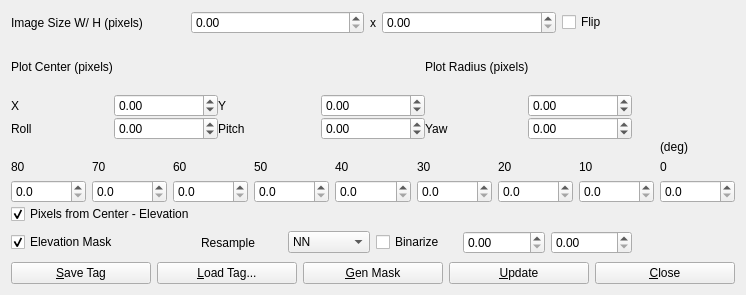
Above: app/qtapp/rtkplot_qt/skydlg.ui from lhuisman/myRTKLIB before the change. Below: the same form after it.
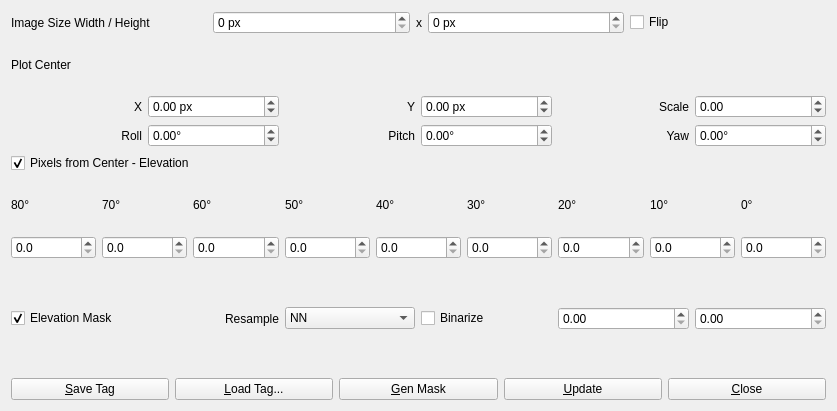
That is the form after the change.

Commit message:
Update RtkPlot-Qt
- move open and view dialog button to line edit and add new folder
symbol
- use common resource file (.qrc) for all application
- use common map view and pntdlg for rtkplot_qt

```diff
--- a/app/qtapp/rtkplot_qt/skydlg.ui
+++ b/app/qtapp/rtkplot_qt/skydlg.ui
@@ -6,8 +6,8 @@
    <rect>
     <x>0</x>
     <y>0</y>
-    <width>746</width>
-    <height>295</height>
+    <width>837</width>
+    <height>411</height>
    </rect>
   </property>
   <property name="windowTitle">
@@ -53,14 +53,20 @@
          <string/>
         </property>
         <property name="text">
-         <string>Image Size W/ H (pixels)</string>
+         <string>Image Size Width / Height</string>
         </property>
        </widget>
       </item>
       <item>
-       <widget class="QDoubleSpinBox" name="sBSkySize1">
+       <widget class="QSpinBox" name="sBSkySize1">
         <property name="toolTip">
-         <string/>
+         <string>Sky image width</string>
+        </property>
+        <property name="suffix">
+         <string> px</string>
+        </property>
+        <property name="maximum">
+         <number>1000000</number>
         </property>
        </widget>
       </item>
@@ -81,9 +87,15 @@
        </widget>
       </item>
       <item>
-       <widget class="QDoubleSpinBox" name="sBSkySize2">
+       <widget class="QSpinBox" name="sBSkySize2">
         <property name="toolTip">
-         <string/>
+         <string>Sky image height</string>
+        </property>
+        <property name="suffix">
+         <string> px</string>
+        </property>
+        <property name="maximum">
+         <number>1000000</number>
         </property>
        </widget>
       </item>
@@ -124,65 +136,9 @@
       <property name="bottomMargin">
        <number>0</number>
       </property>
-      <property name="spacing">
-       <number>0</number>
-      </property>
       <item row="2" column="0">
-       <widget class="QLabel" name="Label6">
-        <property name="toolTip">
-         <string/>
-        </property>
-        <property name="text">
-         <string>Roll</string>
-        </property>
-       </widget>
-      </item>
-      <item row="1" column="1">
-       <widget class="QDoubleSpinBox" name="sBSkyCenter1">
-        <property name="minimum">
-         <double>-1.000000000000000</double>
-        </property>
-        <property name="maximum">
-         <double>1.000000000000000</double>
-        </property>
-       </widget>
-      </item>
-      <item row="2" column="1">
-       <widget class="QDoubleSpinBox" name="sBSkyFOV1">
-        <property name="toolTip">
-         <string/>
-        </property>
-        <property name="minimum">
-         <double>-180.000000000000000</double>
-        </property>
-        <property name="maximum">
-         <double>180.000000000000000</double>
-        </property>
-       </widget>
-      </item>
-      <item row="1" column="0">
-       <widget class="QLabel" name="Label9">
-        <property name="toolTip">
-         <string/>
-        </property>
-        <property name="text">
-         <string>X</string>
-        </property>
-       </widget>
-      </item>
-      <item row="0" column="0" colspan="2">
-       <widget class="QLabel" name="Label7">
-        <property name="toolTip">
-         <string/>
-        </property>
-        <property name="text">
-         <string>Plot Center (pixels)</string>
-        </property>
-       </widget>
-      </item>
-      <item row="3" column="0" colspan="7">
-       <widget class="QWidget" name="widget_2" native="true">
-        <layout class="QGridLayout" name="gridLayout_2">
+       <widget class="QWidget" name="widget_5" native="true">
+        <layout class="QGridLayout" name="gridLayout_5">
          <property name="leftMargin">
           <number>0</number>
          </property>
@@ -195,23 +151,141 @@
          <property name="bottomMargin">
           <number>0</number>
          </property>
+         <item row="1" column="1">
+          <widget class="QLabel" name="Label12">
+           <property name="toolTip">
+            <string/>
+           </property>
+           <property name="text">
+            <string>70°</string>
+           </property>
+          </widget>
+         </item>
+         <item row="2" column="8">
+          <widget class="QDoubleSpinBox" name="sBSkyDest9">
+           <property name="toolTip">
+            <string>Distortion (1 = no distortion)</string>
+           </property>
+           <property name="decimals">
+            <number>1</number>
+           </property>
+          </widget>
+         </item>
+         <item row="2" column="0">
+          <widget class="QDoubleSpinBox" name="sBSkyDest1">
+           <property name="toolTip">
+            <string>Distortion (1 = no distortion)</string>
+           </property>
+           <property name="suffix">
+            <string/>
+           </property>
+           <property name="decimals">
+            <number>1</number>
+           </property>
+          </widget>
+         </item>
+         <item row="2" column="7">
+          <widget class="QDoubleSpinBox" name="sBSkyDest8">
+           <property name="toolTip">
+            <string>Distortion (1 = no distortion)</string>
+           </property>
+           <property name="suffix">
+            <string/>
+           </property>
+           <property name="decimals">
+            <number>1</number>
+           </property>
+          </widget>
+         </item>
+         <item row="1" column="4">
+          <widget class="QLabel" name="Label15">
+           <property name="toolTip">
+            <string/>
+           </property>
+           <property name="text">
+            <string>40°</string>
+           </property>
+          </widget>
+         </item>
+         <item row="2" column="1">
+          <widget class="QDoubleSpinBox" name="sBSkyDest2">
+           <property name="toolTip">
+            <string>Distortion (1 = no distortion)</string>
+           </property>
+           <property name="suffix">
+            <string/>
+           </property>
+           <property name="decimals">
+            <number>1</number>
+           </property>
+          </widget>
+         </item>
          <item row="1" column="6">
           <widget class="QLabel" name="Label17">
            <property name="toolTip">
             <string/>
            </property>
            <property name="text">
-            <string>20</string>
+            <string>20°</string>
            </property>
           </widget>
          </item>
-         <item row="1" column="9">
+         <item row="2" column="2">
+          <widget class="QDoubleSpinBox" name="sBSkyDest3">
+           <property name="toolTip">
+            <string>Distortion (1 = no distortion)</string>
+           </property>
+           <property name="suffix">
+            <string/>
+           </property>
+           <property name="decimals">
+            <number>1</number>
+           </property>
+          </widget>
+         </item>
+         <item row="2" column="4">
+          <widget class="QDoubleSpinBox" name="sBSkyDest5">
+           <property name="toolTip">
+            <string>Distortion (1 = no distortion)</string>
+           </property>
+           <property name="suffix">
+            <string/>
+           </property>
+           <property name="decimals">
+            <number>1</number>
+           </property>
+          </widget>
+         </item>
+         <item row="1" column="0">
+          <widget class="QLabel" name="Label11">
+           <property name="toolTip">
+            <string/>
+           </property>
+           <property name="text">
+            <string>80°</string>
+           </property>
+          </widget>
+         </item>
+         <item row="2" column="6">
+          <widget class="QDoubleSpinBox" name="sBSkyDest7">
+           <property name="toolTip">
+            <string>Distortion (1 = no distortion)</string>
+           </property>
+           <property name="suffix">
+            <string/>
+           </property>
+           <property name="decimals">
+            <number>1</number>
+           </property>
+          </widget>
+         </item>
+         <item row="1" column="8">
           <widget class="QLabel" name="Label19">
            <property name="toolTip">
             <string/>
            </property>
            <property name="text">
-            <string>0</string>
+            <string>0°</string>
            </property>
           </widget>
          </item>
@@ -221,7 +295,33 @@
             <string/>
            </property>
            <property name="text">
-            <string>30</string>
+            <string>30°</string>
+           </property>
+          </widget>
+         </item>
+         <item row="2" column="3">
+          <widget class="QDoubleSpinBox" name="sBSkyDest4">
+           <property name="toolTip">
+            <string>Distortion (1 = no distortion)</string>
+           </property>
+           <property name="suffix">
+            <string/>
+           </property>
+           <property name="decimals">
+            <number>1</number>
+           </property>
+          </widget>
+         </item>
+         <item row="0" column="0" colspan="4">
+          <widget class="QCheckBox" name="cBSkyDestCorrection">
+           <property name="toolTip">
+            <string>Enable sky image distortion correction</string>
+           </property>
+           <property name="text">
+            <string>Pixels from Center - Elevation</string>
+           </property>
+           <property name="checked">
+            <bool>true</bool>
            </property>
           </widget>
          </item>
@@ -231,17 +331,7 @@
             <string/>
            </property>
            <property name="text">
-            <string>10</string>
-           </property>
-          </widget>
-         </item>
-         <item row="1" column="4">
-          <widget class="QLabel" name="Label15">
-           <property name="toolTip">
-            <string/>
-           </property>
-           <property name="text">
-            <string>40</string>
+            <string>10°</string>
            </property>
           </widget>
          </item>
@@ -251,7 +341,7 @@
             <string/>
            </property>
            <property name="text">
-            <string>50</string>
+            <string>50°</string>
            </property>
           </widget>
          </item>
@@ -261,189 +351,229 @@
             <string/>
            </property>
            <property name="text">
-            <string>60</string>
+            <string>60°</string>
            </property>
           </widget>
          </item>
-         <item row="1" column="1">
-          <widget class="QLabel" name="Label12">
-           <property name="toolTip">
-            <string/>
-           </property>
-           <property name="text">
-            <string>70</string>
-           </property>
-          </widget>
-         </item>
-         <item row="1" column="0">
-          <widget class="QLabel" name="Label11">
-           <property name="toolTip">
-            <string/>
-           </property>
-           <property name="text">
-            <string>80</string>
-           </property>
-          </widget>
-         </item>
-         <item row="0" column="9">
-          <widget class="QLabel" name="Label20">
-           <property name="toolTip">
-            <string/>
-           </property>
-           <property name="text">
-            <string>(deg)</string>
-           </property>
-          </widget>
-         </item>
-         <item row="3" column="0">
-          <widget class="QDoubleSpinBox" name="sBSkyDest1">
-           <property name="decimals">
-            <number>1</number>
-           </property>
-          </widget>
-         </item>
-         <item row="3" column="1">
-          <widget class="QDoubleSpinBox" name="sBSkyDest2">
-           <property name="decimals">
-            <number>1</number>
-           </property>
-          </widget>
-         </item>
-         <item row="3" column="2">
-          <widget class="QDoubleSpinBox" name="sBSkyDest3">
-           <property name="decimals">
-            <number>1</number>
-           </property>
-          </widget>
-         </item>
-         <item row="3" column="3">
-          <widget class="QDoubleSpinBox" name="sBSkyDest4">
-           <property name="decimals">
-            <number>1</number>
-           </property>
-          </widget>
-         </item>
-         <item row="3" column="4">
-          <widget class="QDoubleSpinBox" name="sBSkyDest5">
-           <property name="decimals">
-            <number>1</number>
-           </property>
-          </widget>
-         </item>
-         <item row="3" column="5">
+         <item row="2" column="5">
           <widget class="QDoubleSpinBox" name="sBSkyDest6">
+           <property name="toolTip">
+            <string>Distortion (1 = no distortion)</string>
+           </property>
+           <property name="suffix">
+            <string/>
+           </property>
            <property name="decimals">
             <number>1</number>
            </property>
           </widget>
          </item>
-         <item row="3" column="6">
-          <widget class="QDoubleSpinBox" name="sBSkyDest7">
-           <property name="decimals">
-            <number>1</number>
+        </layout>
+       </widget>
+      </item>
+      <item row="1" column="0">
+       <widget class="QWidget" name="widget_4" native="true">
+        <layout class="QGridLayout" name="gridLayout_4">
+         <property name="leftMargin">
+          <number>0</number>
+         </property>
+         <property name="topMargin">
+          <number>0</number>
+         </property>
+         <property name="rightMargin">
+          <number>0</number>
+         </property>
+         <property name="bottomMargin">
+          <number>0</number>
+         </property>
+         <item row="2" column="0">
+          <widget class="QLabel" name="Label6">
+           <property name="toolTip">
+            <string/>
            </property>
+           <property name="text">
+            <string>Roll</string>
+           </property>
+           <property name="alignment">
+            <set>Qt::AlignRight|Qt::AlignTrailing|Qt::AlignVCenter</set>
+           </property>
           </widget>
          </item>
-         <item row="3" column="7">
-          <widget class="QDoubleSpinBox" name="sBSkyDest8">
-           <property name="decimals">
-            <number>1</number>
+         <item row="2" column="1">
+          <widget class="QDoubleSpinBox" name="sBSkyFOV1">
+           <property name="toolTip">
+            <string>Rotation of image along roll direction</string>
            </property>
+           <property name="suffix">
+            <string>°</string>
+           </property>
+           <property name="minimum">
+            <double>-180.000000000000000</double>
+           </property>
+           <property name="maximum">
+            <double>180.000000000000000</double>
+           </property>
           </widget>
          </item>
-         <item row="3" column="9">
-          <widget class="QDoubleSpinBox" name="sBSkyDest9">
-           <property name="decimals">
-            <number>1</number>
+         <item row="1" column="0">
+          <widget class="QLabel" name="Label9">
+           <property name="toolTip">
+            <string/>
            </property>
+           <property name="text">
+            <string>X</string>
+           </property>
+           <property name="alignment">
+            <set>Qt::AlignRight|Qt::AlignTrailing|Qt::AlignVCenter</set>
+           </property>
           </widget>
          </item>
+         <item row="1" column="1">
+          <widget class="QDoubleSpinBox" name="sBSkyCenter1">
+           <property name="toolTip">
+            <string>Center position of sky image</string>
+           </property>
+           <property name="suffix">
+            <string> px</string>
+           </property>
+           <property name="minimum">
+            <double>-1.000000000000000</double>
+           </property>
+           <property name="maximum">
+            <double>1.000000000000000</double>
+           </property>
+          </widget>
+         </item>
+         <item row="2" column="2">
+          <widget class="QLabel" name="Label3">
+           <property name="toolTip">
+            <string/>
+           </property>
+           <property name="text">
+            <string>Pitch</string>
+           </property>
+           <property name="alignment">
+            <set>Qt::AlignRight|Qt::AlignTrailing|Qt::AlignVCenter</set>
+           </property>
+          </widget>
+         </item>
+         <item row="1" column="2">
+          <widget class="QLabel" name="Label5">
+           <property name="toolTip">
+            <string/>
+           </property>
+           <property name="text">
+            <string>Y</string>
+           </property>
+           <property name="alignment">
+            <set>Qt::AlignRight|Qt::AlignTrailing|Qt::AlignVCenter</set>
+           </property>
+          </widget>
+         </item>
+         <item row="0" column="0">
+          <widget class="QLabel" name="Label7">
+           <property name="toolTip">
+            <string/>
+           </property>
+           <property name="text">
+            <string>Plot Center</string>
+           </property>
+          </widget>
+         </item>
+         <item row="2" column="4">
+          <widget class="QLabel" name="Label4">
+           <property name="toolTip">
+            <string/>
+           </property>
+           <property name="text">
+            <string>Yaw</string>
+           </property>
+           <property name="alignment">
+            <set>Qt::AlignRight|Qt::AlignTrailing|Qt::AlignVCenter</set>
+           </property>
+          </widget>
+         </item>
+         <item row="1" column="3">
+          <widget class="QDoubleSpinBox" name="sBSkyCenter2">
+           <property name="toolTip">
+            <string>Center position of sky image</string>
+           </property>
+           <property name="suffix">
+            <string> px</string>
+           </property>
+           <property name="minimum">
+            <double>-1.000000000000000</double>
+           </property>
+           <property name="maximum">
+            <double>1.000000000000000</double>
+           </property>
+          </widget>
+         </item>
+         <item row="2" column="3">
+          <widget class="QDoubleSpinBox" name="sBSkyFOV2">
+           <property name="toolTip">
+            <string>Rotation of image along pitch direction</string>
+           </property>
+           <property name="suffix">
+            <string>°</string>
+           </property>
+           <property name="minimum">
+            <double>-180.000000000000000</double>
+           </property>
+           <property name="maximum">
+            <double>180.000000000000000</double>
+           </property>
+          </widget>
+         </item>
+         <item row="2" column="5">
+          <widget class="QDoubleSpinBox" name="sBSkyFOV3">
+           <property name="toolTip">
+            <string>Rotation of image along yaw direction</string>
+           </property>
+           <property name="suffix">
+            <string>°</string>
+           </property>
+           <property name="minimum">
+            <double>-180.000000000000000</double>
+           </property>
+           <property name="maximum">
+            <double>180.000000000000000</double>
+           </property>
+          </widget>
+         </item>
+         <item row="1" column="5">
+          <widget class="QDoubleSpinBox" name="sBSkyScale">
+           <property name="toolTip">
+            <string>Sky image scaling factor</string>
+           </property>
+           <property name="suffix">
+            <string/>
+           </property>
+           <property name="minimum">
+            <double>-1.000000000000000</double>
+           </property>
+           <property name="maximum">
+            <double>1.000000000000000</double>
+           </property>
+          </widget>
+         </item>
+         <item row="1" column="4">
+          <widget class="QLabel" name="Label10">
+           <property name="toolTip">
+            <string/>
+           </property>
+           <property name="text">
+            <string>Scale</string>
+           </property>
+           <property name="alignment">
+            <set>Qt::AlignRight|Qt::AlignTrailing|Qt::AlignVCenter</set>
+           </property>
+          </widget>
+         </item>
         </layout>
        </widget>
       </item>
-      <item row="1" column="2">
-       <widget class="QLabel" name="Label5">
-        <property name="toolTip">
-         <string/>
-        </property>
-        <property name="text">
-         <string>Y</string>
-        </property>
-       </widget>
-      </item>
-      <item row="1" column="3">
-       <widget class="QDoubleSpinBox" name="sBSkyCenter2">
-        <property name="toolTip">
-         <string/>
-        </property>
-        <property name="minimum">
-         <double>-1.000000000000000</double>
-        </property>
-        <property name="maximum">
-         <double>1.000000000000000</double>
-        </property>
-       </widget>
-      </item>
-      <item row="2" column="2">
-       <widget class="QLabel" name="Label3">
-        <property name="toolTip">
-         <string/>
-        </property>
-        <property name="text">
-         <string>Pitch</string>
-        </property>
-       </widget>
-      </item>
-      <item row="2" column="3">
-       <widget class="QDoubleSpinBox" name="sBSkyFOV2">
-        <property name="toolTip">
-         <string/>
-        </property>
-        <property name="minimum">
-         <double>-180.000000000000000</double>
-        </property>
-        <property name="maximum">
-         <double>180.000000000000000</double>
-        </property>
-       </widget>
-      </item>
-      <item row="2" column="4">
-       <widget class="QLabel" name="Label4">
-        <property name="toolTip">
-         <string/>
-        </property>
-        <property name="text">
-         <string>Yaw</string>
-        </property>
-       </widget>
-      </item>
-      <item row="1" column="5">
-       <widget class="QDoubleSpinBox" name="sBSkyScale">
-        <property name="toolTip">
-         <string/>
-        </property>
-        <property name="minimum">
-         <double>-1.000000000000000</double>
-        </property>
-        <property name="maximum">
-         <double>1.000000000000000</double>
-        </property>
-       </widget>
-      </item>
-      <item row="2" column="5">
-       <widget class="QDoubleSpinBox" name="sBSkyFOV3">
-        <property name="toolTip">
-         <string/>
-        </property>
-        <property name="minimum">
-         <double>-180.000000000000000</double>
-        </property>
-        <property name="maximum">
-         <double>180.000000000000000</double>
-        </property>
-       </widget>
-      </item>
-      <item row="4" column="0" colspan="6">
+      <item row="4" column="0">
        <widget class="QWidget" name="widget_3" native="true">
         <layout class="QGridLayout" name="gridLayout_3">
          <property name="leftMargin">
@@ -458,19 +588,6 @@
          <property name="bottomMargin">
           <number>0</number>
          </property>
-         <item row="0" column="0">
-          <widget class="QCheckBox" name="cBSkyDestCorrection">
-           <property name="toolTip">
-            <string/>
-           </property>
-           <property name="text">
-            <string>Pixels from Center - Elevation</string>
-           </property>
-           <property name="checked">
-            <bool>true</bool>
-           </property>
-          </widget>
-         </item>
          <item row="1" column="0">
           <widget class="QCheckBox" name="cBSkyElevationMask">
            <property name="toolTip">
@@ -492,6 +609,9 @@
            <property name="text">
             <string>Resample</string>
            </property>
+           <property name="alignment">
+            <set>Qt::AlignRight|Qt::AlignTrailing|Qt::AlignVCenter</set>
+           </property>
           </widget>
          </item>
          <item row="1" column="2">
@@ -538,16 +658,6 @@
         </layout>
        </widget>
       </item>
-      <item row="0" column="4" colspan="2">
-       <widget class="QLabel" name="Label10">
-        <property name="toolTip">
-         <string/>
-        </property>
-        <property name="text">
-         <string>Plot Radius (pixels)</string>
-        </property>
-       </widget>
-      </item>
      </layout>
     </widget>
    </item>
```
Left out of the diff: 38 changed lines with no effect on the pictures. The commit also changes 72 other files.
